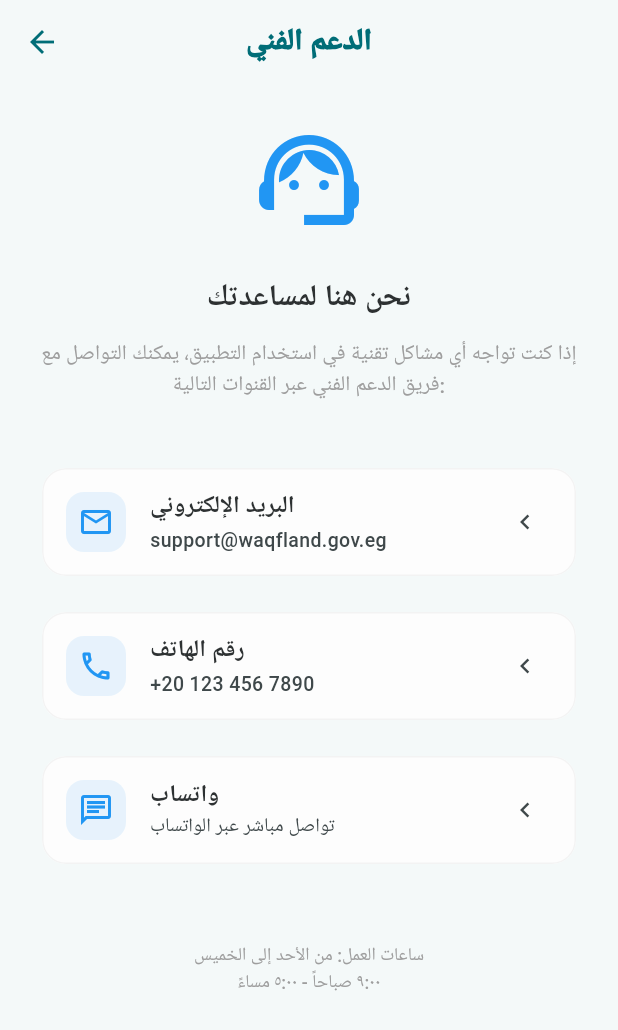
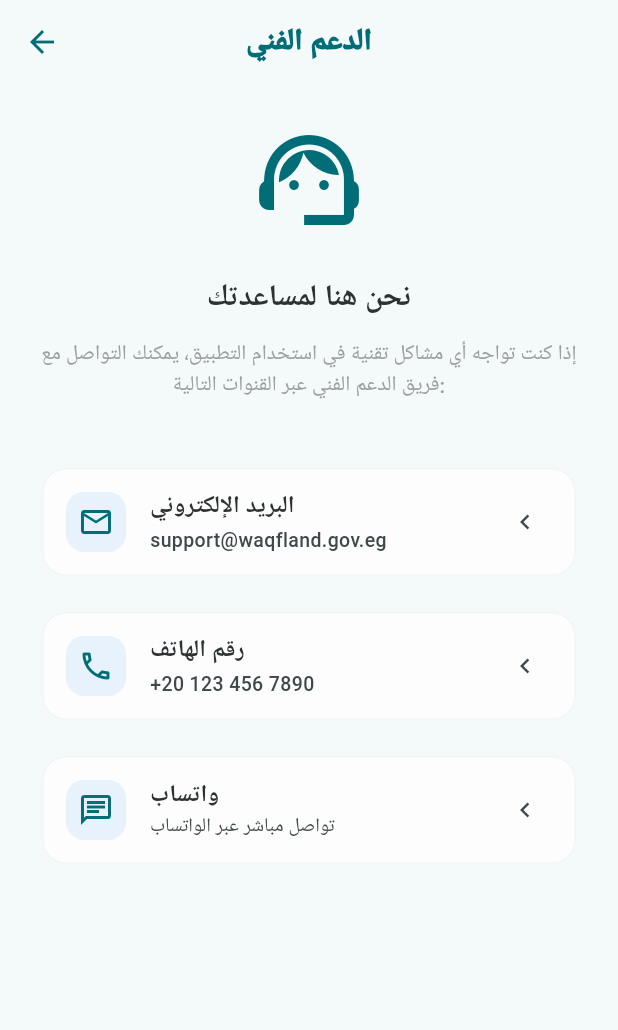
Before and after one commit to Medokha/inspector_app, a Flutter app: the SupportPage screen opened directly, on a phone screen of 412 x 824 dp. Shown: the top 1030 px of the screen. Run offline on Flutter 3.47's test engine with Material 3 defaults, Android fonts, the phone set to English and light mode, and no system bars; our stand-ins replace connectivity_plus, dio, firebase_core, firebase_messaging, flutter_local_notifications, geolocator and 5 more; accounts and stored records are empty; Roboto replaces fonts that are missing (Cairo); statements that could not run were skipped.

Commit message:
fix: implement support

```diff
--- a/lib/features/settings/presentation/pages/support_page.dart
+++ b/lib/features/settings/presentation/pages/support_page.dart
@@ -14,8 +14,8 @@ class SupportPage extends StatelessWidget {
       body: ListView(
         padding: const EdgeInsets.all(24),
         children: [
-          const Center(
-            child: Icon(Icons.support_agent_outlined, size: 80, color: Colors.blue),
+          Center(
+            child: Icon(Icons.support_agent_outlined, size: 80, color: theme.colorScheme.primary),
           ),
           const SizedBox(height: 24),
           const Text(
@@ -35,6 +35,7 @@ class SupportPage extends StatelessWidget {
             title: 'البريد الإلكتروني',
             subtitle: 'support@waqfland.gov.eg',
             icon: Icons.email_outlined,
+            color:  theme.colorScheme.primary,
             onTap: () => _launchUrl('mailto:support@waqfland.gov.eg'),
           ),
           const SizedBox(height: 16),
@@ -42,22 +43,21 @@ class SupportPage extends StatelessWidget {
             title: 'رقم الهاتف',
             subtitle: '+20 123 456 7890',
             icon: Icons.phone_outlined,
+            color:  theme.colorScheme.primary,
+
             onTap: () => _launchUrl('tel:+201234567890'),
           ),
           const SizedBox(height: 16),
           _SupportCard(
             title: 'واتساب',
             subtitle: 'تواصل مباشر عبر الواتساب',
-            icon: Icons.chat_outlined,
+            icon: Icons.chat_outlined,            color:  theme.colorScheme.primary,
+
             onTap: () => _launchUrl('https://wa.me/201234567890'),
           ),
 
           const SizedBox(height: 48),
-          const Text(
-            'ساعات العمل: من الأحد إلى الخميس\n٩:٠٠ صباحاً - ٥:٠٠ مساءً',
-            style: TextStyle(fontSize: 12, color: Colors.grey),
-            textAlign: TextAlign.center,
-          ),
+
         ],
       ),
     );
@@ -75,12 +75,14 @@ class _SupportCard extends StatelessWidget {
   const _SupportCard({
     required this.title,
     required this.subtitle,
+    required this.color,
     required this.icon,
     required this.onTap,
   });
 
   final String title;
   final String subtitle;
+  final Color color;
   final IconData icon;
   final VoidCallback onTap;
 
@@ -99,7 +101,7 @@ class _SupportCard extends StatelessWidget {
             color: Colors.blue.withOpacity(0.1),
             borderRadius: BorderRadius.circular(12),
           ),
-          child: Icon(icon, color: Colors.blue),
+          child: Icon(icon, color:color),
         ),
         title: Text(title, style: const TextStyle(fontWeight: FontWeight.bold)),
         subtitle: Text(subtitle, style: const TextStyle(fontSize: 13)),
```
